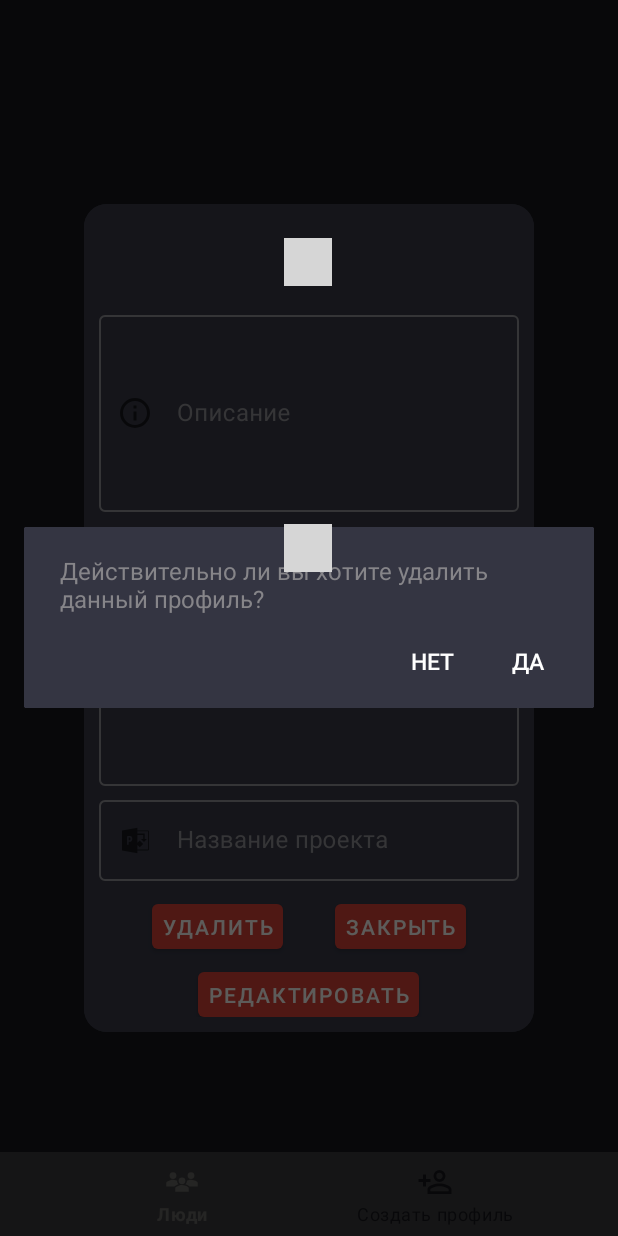
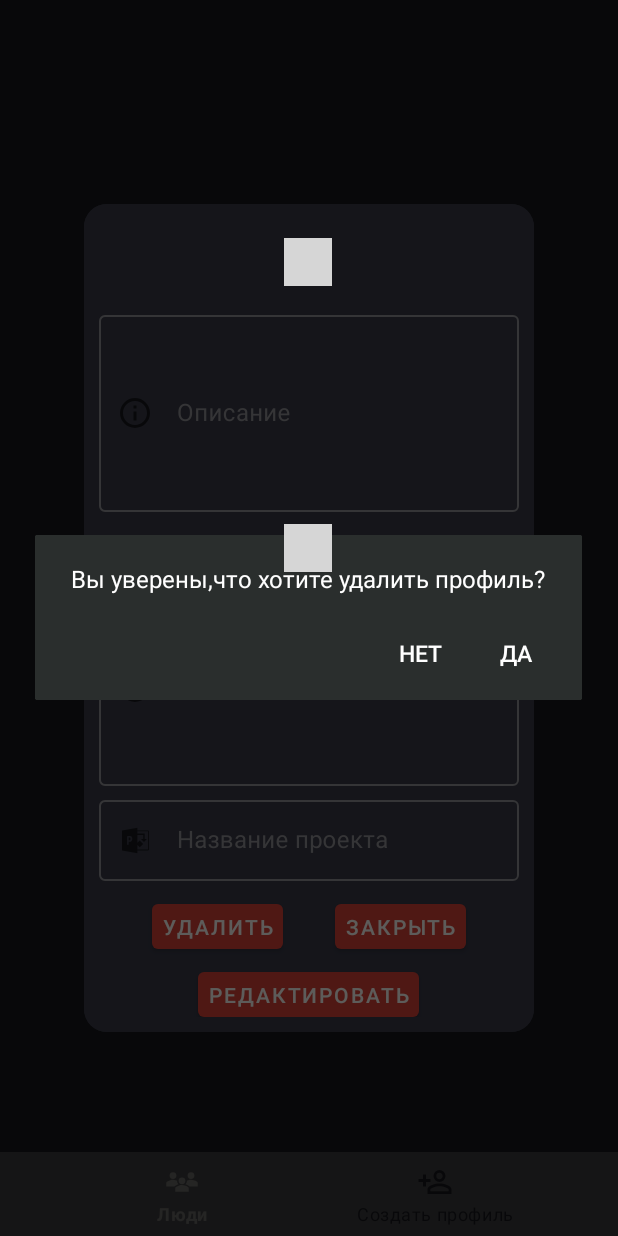
Before and after one commit to nikita-jpg/Visit, an Android app: the fragment EventInfFragment placed in its activity, after a tap on "УДАЛИТЬ", on a phone screen of 412 x 824 dp. Run offline under Robolectric (Android 15) with nearby library versions, the phone set to English and light mode, and no system bars; our stand-ins replace Room's generated code; libraries missing offline, so code that uses them is left out: com.jackandphantom.circularimageview, net.yslibrary.android; plain views replace RoundedImage; 19 statements that could not run were skipped; grey boxes are pictures that could not be loaded.

Commit message:
small fix

```diff
--- a/app/src/main/java/com/example/visit/eventlist/EventInfFragment.java
+++ b/app/src/main/java/com/example/visit/eventlist/EventInfFragment.java
@@ -195,7 +195,7 @@ public class EventInfFragment extends androidx.fragment.app.DialogFragment {
             @Override
             public void onClick(View view) {
                 AlertDialog.Builder builder = new AlertDialog.Builder(new ContextThemeWrapper(getActivity(), R.style.AlertDialogCustom));
-                builder.setMessage("Действительно ли вы хотите удалить данный профиль?");
+                builder.setMessage(R.string.exitAfterDeletePers);
 
                 DialogInterface.OnClickListener positiveClickListener = new DialogInterface.OnClickListener(){
                     @Override
@@ -207,8 +207,8 @@ public class EventInfFragment extends androidx.fragment.app.DialogFragment {
                     }
                 };
 
-                builder.setPositiveButton("Да", positiveClickListener);
-                builder.setNegativeButton("Нет", null);
+                builder.setPositiveButton(R.string.yes, positiveClickListener);
+                builder.setNegativeButton(R.string.no, null);
                 AlertDialog alertDialog = builder.create();
                 alertDialog.show();
             }
@@ -251,9 +251,9 @@ public class EventInfFragment extends androidx.fragment.app.DialogFragment {
         imgSec.setFocusable(false);
         imgSec.setClickable(false);
 
-        title.getEditText().setFocusableInTouchMode(false);
-        desc1.getEditText().setFocusableInTouchMode(false);
-        desc2.getEditText().setFocusableInTouchMode(false);
+        title.getEditText().setFocusable(false);
+        desc1.getEditText().setFocusable(false);
+        desc2.getEditText().setFocusable(false);
 
     }
 
--- a/app/src/main/res/values/strings.xml
+++ b/app/src/main/res/values/strings.xml
@@ -14,7 +14,8 @@
     <string name="cancel">Закрыть</string>
     <string name="exitWithoutSave">Есть несохранённые изменения</string>
     <string name="exitWithoutSaveMess">Выйти без сохранения?</string>
-    <string name="exitAfterDelete">Вы уверены,что хотите удалить проект?</string>
+    <string name="exitAfterDeleteEvent">Вы уверены,что хотите удалить проект?</string>
+    <string name="exitAfterDeletePers">Вы уверены,что хотите удалить профиль?</string>
 
     //Событие команды
     <string name="event_description">Описание</string>
@@ -55,6 +56,7 @@
     <string name="expPost">Вы не должность проффессию сотрудника</string>
     <string name="expLoadImage">Ошибка загрузки изображения</string>
     <string name="expTitle">Вы не ввели название</string>
+    <string name="expDownload">Ошибка загрузки</string>
 
     //Префиксы
     <string name="prefVK">https://vk.com/</string>
--- a/app/src/main/res/values/styles.xml
+++ b/app/src/main/res/values/styles.xml
@@ -19,14 +19,6 @@
 
     </style>
 
-    <style name="AlertDialogCustom" parent="Base.Theme.AppCompat.Light.Dialog">
-        <item name="backgroundTint">@color/colorPrimaryDark</item>
-        <item name="android:background">@color/colorPrimaryDark</item>
-        <item name="colorAccent">@color/colorDarkAccent</item>
-        <item name="android:textColorPrimary">@color/colorLightAccent</item>
-        <item name="android:textColor">@color/colorLightAccent</item>
-        <item name="android:textSize">15sp</item>
-    </style>
 
     <style name="TextLabel" parent="Widget.MaterialComponents.TextInputLayout.OutlinedBox">
         <item name="boxStrokeColor">@color/colorDarkAccent</item>
```
Also changed, not shown: app/src/main/java/com/example/visit/personlist/PersonalInfFragment.java (+8 -9 lines).
